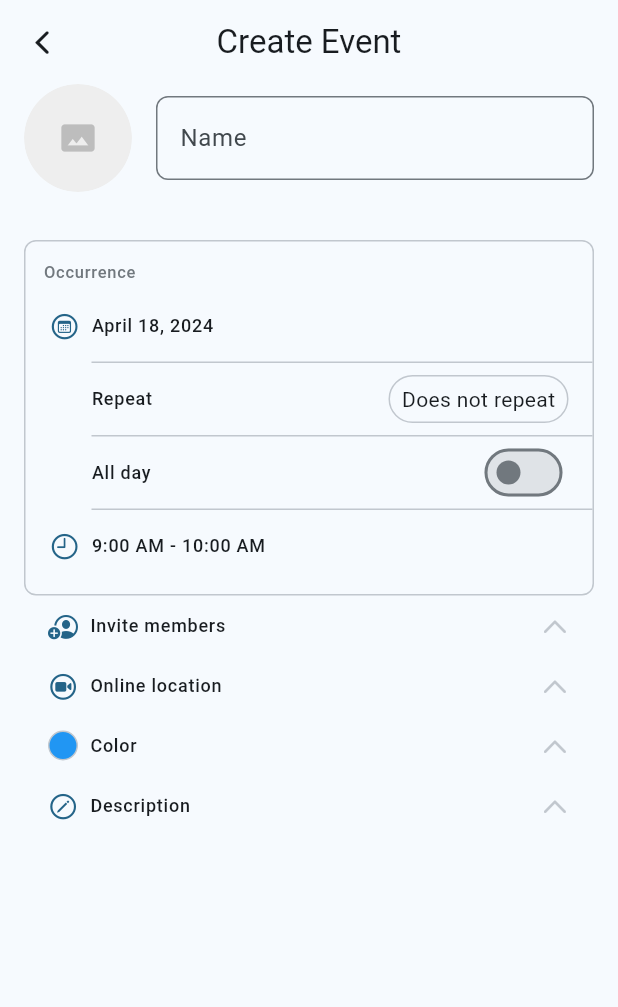
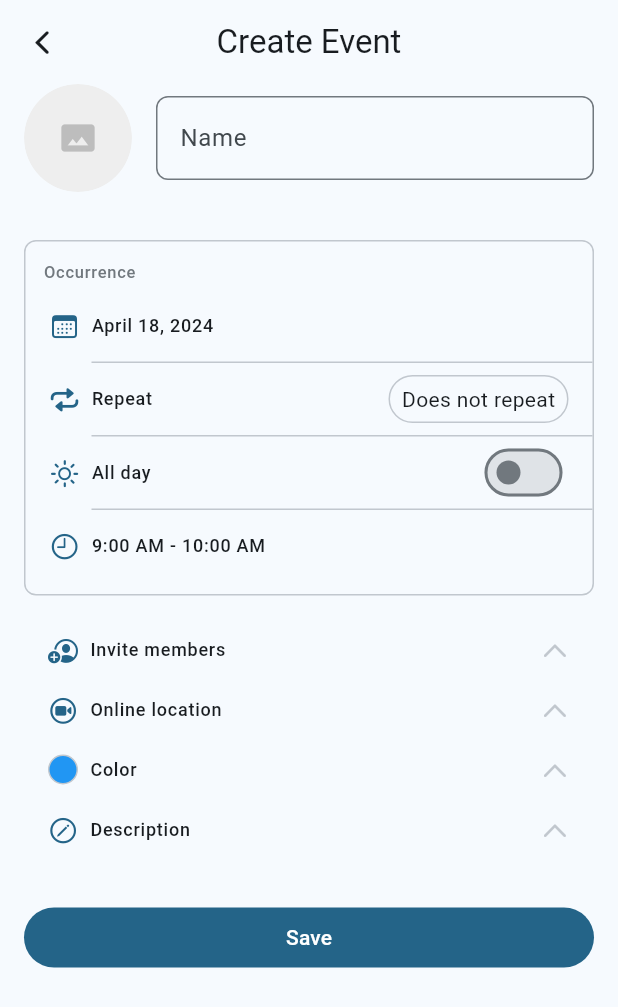
Before and after one commit to Albatrossman/Kidventory-WEB, a Flutter app: the EditEventScreen screen opened directly, on a phone screen of 412 x 824 dp. Shown: the top 1007 px of the screen. Run offline on Flutter 3.47's test engine with Material 3 defaults, Android fonts, the phone set to English and light mode, and no system bars; our stand-ins replace image_cropper, image_picker, modal_bottom_sheet, otp_text_field, rounded_loading_button_plus, syncfusion_flutter_calendar; network calls fail.

Commit message:
fix image picker issue

```diff
--- a/lib/core/ui/component/image_picker.dart
+++ b/lib/core/ui/component/image_picker.dart
@@ -23,6 +23,7 @@ class AppImagePicker extends StatefulWidget {
 
 class _AppImagePickerState extends State<AppImagePicker> {
   late ImagePicker _picker;
+  File? _image;
 
   @override
   void initState() {
@@ -39,6 +40,9 @@ class _AppImagePickerState extends State<AppImagePicker> {
       );
 
       if (cropped != null) {
+        setState(() {
+          _image = File(cropped.path);
+        });
         widget.onImageSelected(File(cropped.path));
       }
     }
@@ -56,11 +60,16 @@ class _AppImagePickerState extends State<AppImagePicker> {
             color: Colors.grey[200],
             borderRadius: BorderRadius.circular(96),
           ),
-          child: Icon(
-            Icons.photo_size_select_actual,
-            size: widget.width / 3,
-            color: Colors.grey[400],
-          ),
+          child: _image == null
+              ? Icon(
+                  Icons.photo_size_select_actual,
+                  size: widget.width / 3,
+                  color: Colors.grey[400],
+                )
+              : FittedBox(
+                  fit: BoxFit.cover,
+                  child: Image.file(_image!),
+                ),
         ),
       ),
     );
--- a/lib/core/ui/util/picker_mixin.dart
+++ b/lib/core/ui/util/picker_mixin.dart
@@ -31,10 +31,10 @@ mixin PickerMixin<T extends StatefulWidget> on State<T> {
                 },
               ),
             ),
-            CupertinoButton(
-              child: const Text('OK'),
-              onPressed: () => Navigator.of(context).pop(),
-            ),
+            // CupertinoButton(
+            //   child: const Text('OK'),
+            //   onPressed: () => Navigator.of(context).pop(),
+            // ),
           ],
         ),
       ),
--- a/lib/feature/main/edit_event/edit_event_screen.dart
+++ b/lib/feature/main/edit_event/edit_event_screen.dart
@@ -3,6 +3,7 @@ import 'dart:io';
 import 'package:flutter/cupertino.dart';
 import 'package:flutter/material.dart';
 import 'package:kidventory_flutter/core/domain/util/datetime_ext.dart';
+import 'package:kidventory_flutter/core/ui/component/button.dart';
 import 'package:kidventory_flutter/core/ui/component/event_option.dart';
 import 'package:kidventory_flutter/core/ui/component/image_picker.dart';
 import 'package:kidventory_flutter/core/ui/util/message_mixin.dart';
@@ -12,6 +13,7 @@ import 'package:kidventory_flutter/feature/main/edit_event/edit_event_screen_vie
 import 'package:kidventory_flutter/feature/main/repeat/repeat_screen.dart';
 import 'package:modal_bottom_sheet/modal_bottom_sheet.dart';
 import 'package:provider/provider.dart';
+import 'package:rounded_loading_button_plus/rounded_loading_button.dart';
 
 class EditEventScreen extends StatefulWidget {
   const EditEventScreen({super.key});
@@ -24,6 +26,8 @@ class EditEventScreen extends StatefulWidget {
 
 class _EditEventScreenState extends State<EditEventScreen> with MessageMixin, NavigationMixin, PickerMixin {
   late final EditEventScreenViewModel _viewModel;
+    final RoundedLoadingButtonController _btnController =
+      RoundedLoadingButtonController();
 
   final TextEditingController _nameController = TextEditingController();
   String selectedOption = 'Does not repeat';
@@ -96,7 +100,7 @@ class _EditEventScreenState extends State<EditEventScreen> with MessageMixin, Na
                     ),
                     EventOption(
                       leading: Icon(
-                        CupertinoIcons.calendar_circle,
+                        CupertinoIcons.calendar,
                         color: Theme.of(context).colorScheme.primary,
                         size: 20.0,
                       ),
@@ -112,6 +116,11 @@ class _EditEventScreenState extends State<EditEventScreen> with MessageMixin, Na
                     EventOption(
                       label: 'Repeat',
                       onTap: () => {showOptions()},
+                      leading: Icon(
+                        CupertinoIcons.repeat,
+                        color: Theme.of(context).colorScheme.primary,
+                        size: 20.0,
+                      ),
                       trailing: Container(
                         width: 120,
                         height: 32.0,
@@ -130,6 +139,11 @@ class _EditEventScreenState extends State<EditEventScreen> with MessageMixin, Na
                     const SizedBox(height: 4.0),
                     EventOption(
                       label: 'All day',
+                      leading: Icon(
+                        CupertinoIcons.sun_max,
+                        color: Theme.of(context).colorScheme.primary,
+                        size: 20.0,
+                      ),
                       onTap: () => {_viewModel.toggleAllDay()},
                       trailing: Consumer<EditEventScreenViewModel>(
                         builder: (_, viewModel, __) {
@@ -172,6 +186,7 @@ class _EditEventScreenState extends State<EditEventScreen> with MessageMixin, Na
                   ],
                 ),
               ),
+              const SizedBox(height: 16),
               EventOption(
                 leading: Icon(
                   CupertinoIcons.person_crop_circle_badge_plus,
@@ -231,9 +246,24 @@ class _EditEventScreenState extends State<EditEventScreen> with MessageMixin, Na
                   color: Theme.of(context).colorScheme.outlineVariant,
                 ),
               ),
+              const SizedBox(height: 32,),
+              saveButton(context),
             ],
           ),
         ),
+      ),
+    );
+  }
+
+  Widget saveButton(BuildContext context) {
+    return AppButton(
+      controller: _btnController,
+      onPressed: () => {},
+      child: Text(
+        'Save',
+        style: Theme.of(context).textTheme.labelLarge?.copyWith(
+              color: Theme.of(context).colorScheme.onPrimary,
+            ),
       ),
     );
   }
```
